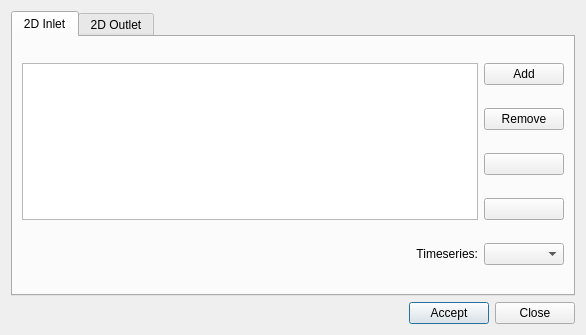
First picture: the form in core/ui/toolbars/main/bound_conditions.ui, repository ibergis/ibergis_qgis_plugin, before the edit.
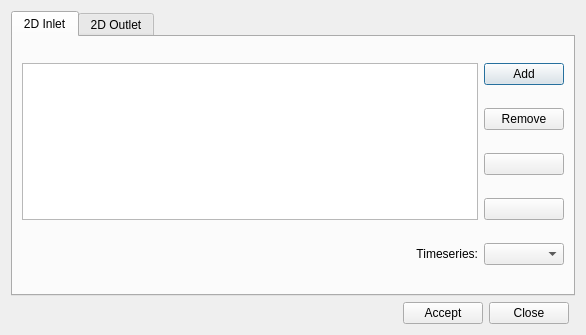
Second picture: the form after the edit. Icons and pictures are not drawn.

Commit message: feat(dialogs): add help button

```diff
--- a/core/ui/toolbars/main/bound_conditions.ui
+++ b/core/ui/toolbars/main/bound_conditions.ui
@@ -14,34 +14,7 @@
    <string>Dialog</string>
   </property>
   <layout class="QGridLayout" name="gridLayout_2">
-   <item row="1" column="1">
-    <widget class="QPushButton" name="btn_accept">
-     <property name="text">
-      <string>Accept</string>
-     </property>
-    </widget>
-   </item>
-   <item row="1" column="2">
-    <widget class="QPushButton" name="btn_close">
-     <property name="text">
-      <string>Close</string>
-     </property>
-    </widget>
-   </item>
-   <item row="1" column="0">
-    <spacer name="horizontalSpacer">
-     <property name="orientation">
-      <enum>Qt::Horizontal</enum>
-     </property>
-     <property name="sizeHint" stdset="0">
-      <size>
-       <width>40</width>
-       <height>20</height>
-      </size>
-     </property>
-    </spacer>
-   </item>
-   <item row="0" column="0" colspan="3">
+   <item row="0" column="0" colspan="2">
     <layout class="QGridLayout" name="gridLayout">
      <item row="0" column="0">
       <widget class="QTabWidget" name="main_tab">
@@ -173,6 +146,37 @@
      </item>
     </layout>
    </item>
+   <item row="2" column="0">
+    <layout class="QGridLayout" name="lyt_buttons">
+     <item row="0" column="3">
+      <widget class="QPushButton" name="btn_accept">
+       <property name="text">
+        <string>Accept</string>
+       </property>
+      </widget>
+     </item>
+     <item row="0" column="0">
+      <spacer name="horizontalSpacer">
+       <property name="orientation">
+        <enum>Qt::Horizontal</enum>
+       </property>
+       <property name="sizeHint" stdset="0">
+        <size>
+         <width>40</width>
+         <height>20</height>
+        </size>
+       </property>
+      </spacer>
+     </item>
+     <item row="0" column="4">
+      <widget class="QPushButton" name="btn_close">
+       <property name="text">
+        <string>Close</string>
+       </property>
+      </widget>
+     </item>
+    </layout>
+   </item>
   </layout>
  </widget>
  <resources/>
```
The commit also changes 23 other files.
